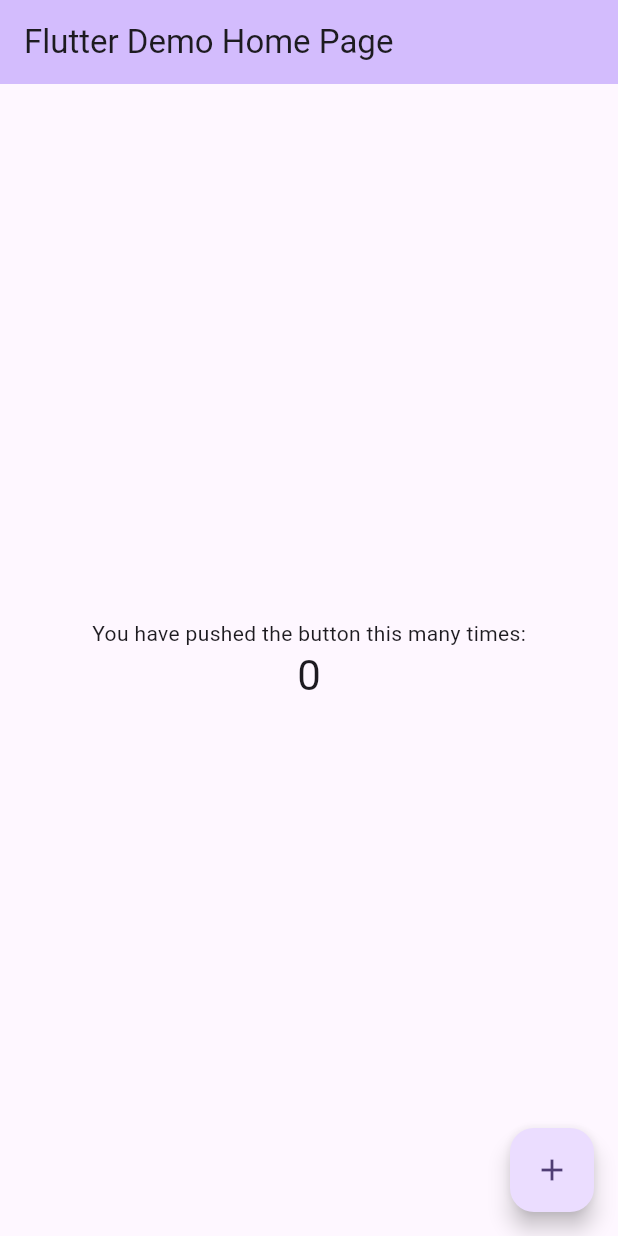
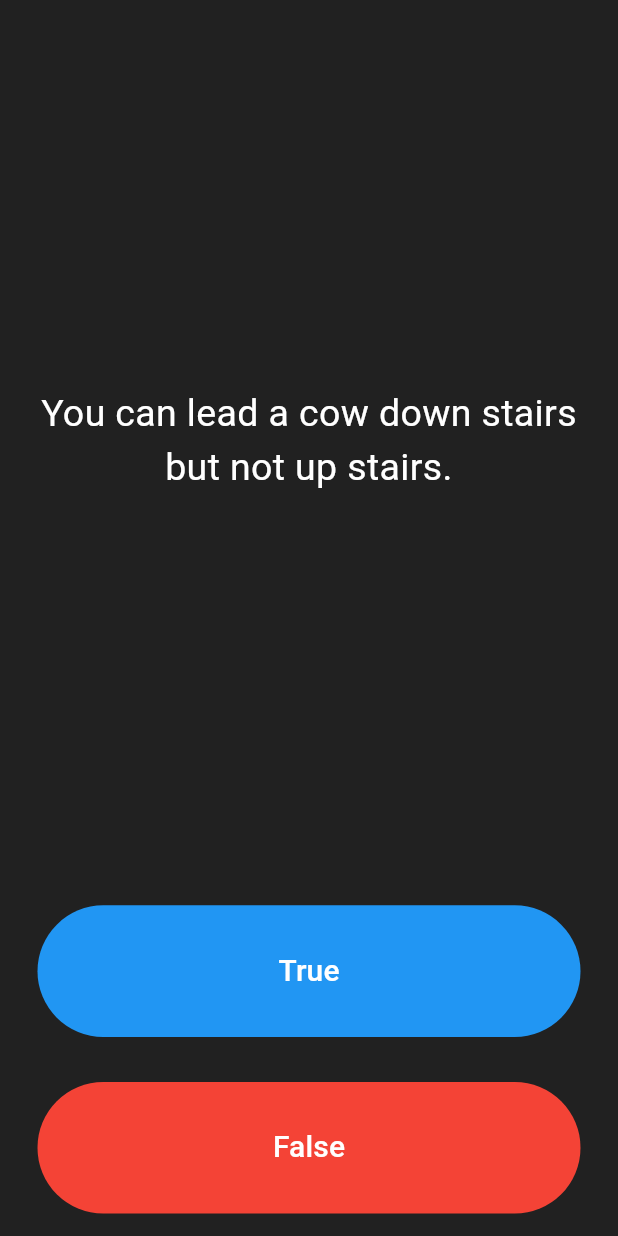
Before and after one commit to jjwon2149/FlutterStudy, a Flutter app: the screen it shows after launch, on a phone screen of 412 x 824 dp. Run offline on Flutter 3.47's test engine with Material 3 defaults, Android fonts, the phone set to English and light mode, and no system bars; our stand-ins replace audioplayers.

Commit message:
feat: UI구성, 기능 추가 (진행중)

```diff
--- a/quizzler_flutter/lib/main.dart
+++ b/quizzler_flutter/lib/main.dart
@@ -1,125 +1,120 @@
 import 'package:flutter/material.dart';
+import 'question.dart';
 
-void main() {
-  runApp(const MyApp());
-}
+void main() => runApp(Quizzler());
 
-class MyApp extends StatelessWidget {
-  const MyApp({super.key});
-
-  // This widget is the root of your application.
+class Quizzler extends StatelessWidget {
   @override
   Widget build(BuildContext context) {
     return MaterialApp(
-      title: 'Flutter Demo',
-      theme: ThemeData(
-        // This is the theme of your application.
-        //
-        // TRY THIS: Try running your application with "flutter run". You'll see
-        // the application has a purple toolbar. Then, without quitting the app,
-        // try changing the seedColor in the colorScheme below to Colors.green
-        // and then invoke "hot reload" (save your changes or press the "hot
-        // reload" button in a Flutter-supported IDE, or press "r" if you used
-        // the command line to start the app).
-        //
-        // Notice that the counter didn't reset back to zero; the application
-        // state is not lost during the reload. To reset the state, use hot
-        // restart instead.
-        //
-        // This works for code too, not just values: Most code changes can be
-        // tested with just a hot reload.
-        colorScheme: ColorScheme.fromSeed(seedColor: Colors.deepPurple),
-        useMaterial3: true,
+      home: Scaffold(
+        backgroundColor: Colors.grey.shade900,
+        body: SafeArea(
+          child: Padding(
+            padding: EdgeInsets.symmetric(horizontal: 10.0),
+            child: QuizPage(),
+          ),
+        ),
       ),
-      home: const MyHomePage(title: 'Flutter Demo Home Page'),
     );
   }
 }
 
-class MyHomePage extends StatefulWidget {
-  const MyHomePage({super.key, required this.title});
-
-  // This widget is the home page of your application. It is stateful, meaning
-  // that it has a State object (defined below) that contains fields that affect
-  // how it looks.
-
-  // This class is the configuration for the state. It holds the values (in this
-  // case the title) provided by the parent (in this case the App widget) and
-  // used by the build method of the State. Fields in a Widget subclass are
-  // always marked "final".
-
-  final String title;
-
+class QuizPage extends StatefulWidget {
   @override
-  State<MyHomePage> createState() => _MyHomePageState();
+  _QuizPageState createState() => _QuizPageState();
 }
 
-class _MyHomePageState extends State<MyHomePage> {
-  int _counter = 0;
+class _QuizPageState extends State<QuizPage> {
+  List<Widget> scoreKeeper = [];
 
-  void _incrementCounter() {
-    setState(() {
-      // This call to setState tells the Flutter framework that something has
-      // changed in this State, which causes it to rerun the build method below
-      // so that the display can reflect the updated values. If we changed
-      // _counter without calling setState(), then the build method would not be
-      // called again, and so nothing would appear to happen.
-      _counter++;
-    });
-  }
+  List<Question> questionBank = [
+    Question(q: 'You can lead a cow down stairs but not up stairs.', a: false),
+    Question(q: 'Approximately one quarter of human bones are in the feet.', a: true),
+    Question(q: 'A slug\'s blood is green.', a: true)
+  ];
+  int questionNumbber = 0;
 
   @override
   Widget build(BuildContext context) {
-    // This method is rerun every time setState is called, for instance as done
-    // by the _incrementCounter method above.
-    //
-    // The Flutter framework has been optimized to make rerunning build methods
-    // fast, so that you can just rebuild anything that needs updating rather
-    // than having to individually change instances of widgets.
-    return Scaffold(
-      appBar: AppBar(
-        // TRY THIS: Try changing the color here to a specific color (to
-        // Colors.amber, perhaps?) and trigger a hot reload to see the AppBar
-        // change color while the other colors stay the same.
-        backgroundColor: Theme.of(context).colorScheme.inversePrimary,
-        // Here we take the value from the MyHomePage object that was created by
-        // the App.build method, and use it to set our appbar title.
-        title: Text(widget.title),
-      ),
-      body: Center(
-        // Center is a layout widget. It takes a single child and positions it
-        // in the middle of the parent.
-        child: Column(
-          // Column is also a layout widget. It takes a list of children and
-          // arranges them vertically. By default, it sizes itself to fit its
-          // children horizontally, and tries to be as tall as its parent.
-          //
-          // Column has various properties to control how it sizes itself and
-          // how it positions its children. Here we use mainAxisAlignment to
-          // center the children vertically; the main axis here is the vertical
-          // axis because Columns are vertical (the cross axis would be
-          // horizontal).
-          //
-          // TRY THIS: Invoke "debug painting" (choose the "Toggle Debug Paint"
-          // action in the IDE, or press "p" in the console), to see the
-          // wireframe for each widget.
-          mainAxisAlignment: MainAxisAlignment.center,
-          children: <Widget>[
-            const Text(
-              'You have pushed the button this many times:',
+    return Column(
+      mainAxisAlignment: MainAxisAlignment.spaceBetween,
+      crossAxisAlignment: CrossAxisAlignment.stretch,
+      children: <Widget>[
+        Expanded(
+          flex: 5,
+          child: Padding(
+            padding: EdgeInsets.all(10.0),
+            child: Center(
+              child: Text(
+                questionBank[questionNumbber].questionText,
+                textAlign: TextAlign.center,
+                style: TextStyle(
+                  fontSize: 25.0,
+                  color: Colors.white,
+                ),
+              ),
             ),
-            Text(
-              '$_counter',
-              style: Theme.of(context).textTheme.headlineMedium,
+          ),
+        ),
+        Expanded(
+          child: Padding(
+            padding: const EdgeInsets.all(15.0),
+            child: TextButton(
+              style: TextButton.styleFrom(backgroundColor: Colors.blue),
+              child: const Text(
+                'True',
+                style: TextStyle(
+                    color: Colors.white,
+                    fontSize: 20.0,
+                    backgroundColor: Colors.blue),
+              ),
+              onPressed: () {
+                bool correctAnswer = questionBank[questionNumbber].questionAnswer;
+                if (correctAnswer == false) {
+                  print("User Got it Right");
+                } else {
+                  print("User Got it Wrong");
+                }
+
+                setState(() {
+                  questionNumbber++;
+                });
+              },
             ),
-          ],
+          ),
         ),
-      ),
-      floatingActionButton: FloatingActionButton(
-        onPressed: _incrementCounter,
-        tooltip: 'Increment',
-        child: const Icon(Icons.add),
-      ), // This trailing comma makes auto-formatting nicer for build methods.
+        Expanded(
+          child: Padding(
+            padding: const EdgeInsets.all(15.0),
+            child: TextButton(
+              style: TextButton.styleFrom(backgroundColor: Colors.red),
+              child: const Text(
+                'False',
+                style: TextStyle(
+                  fontSize: 20.0,
+                  color: Colors.white,
+                ),
+              ),
+              onPressed: () {
+                bool correctAnswer = questionBank[questionNumbber].questionAnswer;
+                if (correctAnswer == false) {
+                  print("User Got it Right");
+                } else {
+                  print("User Got it Wrong");
+                }
+
+                setState(() {
+                  questionNumbber++;
+                });
+              },
+            ),
+          ),
+        ),
+        Row(
+          children: scoreKeeper,
+        )
+      ],
     );
   }
 }
--- /dev/null
+++ b/quizzler_flutter/lib/question.dart
@@ -0,0 +1,8 @@
+class Question {
+  String questionText;
+  bool questionAnswer;
+
+  Question({required String q, required bool a})
+      : questionText = q,
+        questionAnswer = a;
+}
```
Also changed, not shown: 1 other file.
